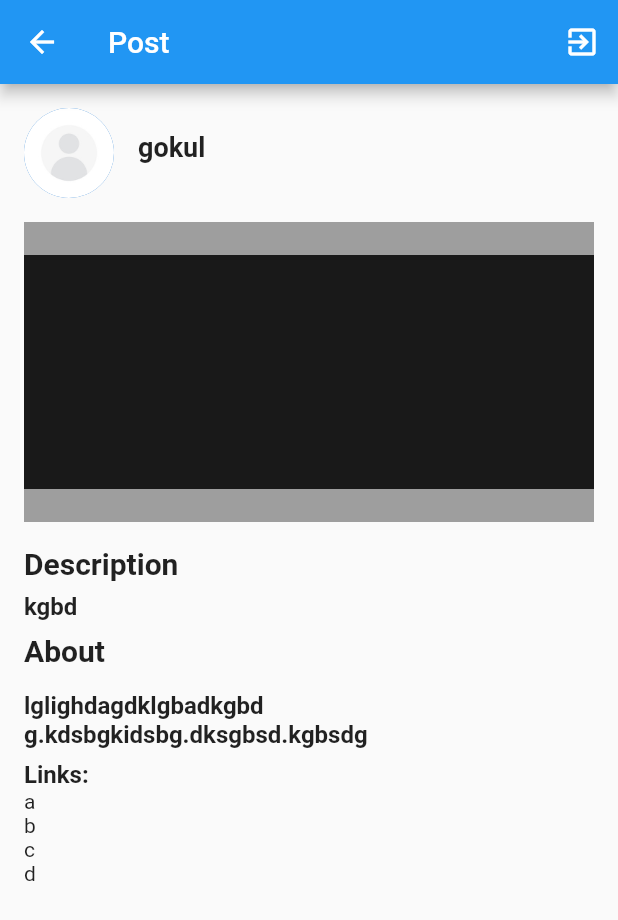
After one commit to Sigma-Blue/ASP-Client, a Flutter app: the ViewPostsPage screen opened directly, on a phone screen of 412 x 824 dp. The commit adds this screen. Shown: the top 920 px of the screen. Run offline on Flutter 3.47's test engine with Material 2 defaults, Android fonts, the light colour scheme and no system bars; our stand-ins replace email_validator, flutter_pw_validator, font_awesome_flutter, image_picker, snippet_coder_utils; missing offline and left inert: api_cache_manager, cloudinary_flutter, cloudinary_url_gen, comment_box.

Commit message:
partially finished view post page

```diff
--- a/lib/Pages/Home/home.dart
+++ b/lib/Pages/Home/home.dart
@@ -1,4 +1,5 @@
 import 'package:ap/Pages/Home/home_post.dart';
+import 'package:ap/Pages/Home/view_post.dart';
 import 'package:flutter/material.dart';
 
 class Home extends StatelessWidget {
@@ -28,8 +29,21 @@ class Home extends StatelessWidget {
               child: ListView.builder(
                   itemCount: 10,
                   itemBuilder: (context, index) {
-                    return Userpost(
-                        name: 'Gokul', caption: "First post", likes: 245);
+                    return GestureDetector(
+                      child: Userpost(
+                          name: 'Gokul', likes: 199, caption: "Heyy Hii"),
+                      onTap: () {
+                        Navigator.push(
+                          context,
+                          MaterialPageRoute(
+                              builder: (context) => ViewPostsPage(
+                                  username: "gokul",
+                                  description: "kgbd",
+                                  about:
+                                      "lglighdagdklgbadkgbd g.kdsbgkidsbg.dksgbsd.kgbsdg")),
+                        );
+                      },
+                    );
                   }))
         ],
       ),
--- a/lib/Pages/Home/home_post.dart
+++ b/lib/Pages/Home/home_post.dart
@@ -5,12 +5,12 @@ class Userpost extends StatefulWidget {
   final String name;
   final String caption;
   int likes;
-  Userpost(
-      {Key? key,
-      required this.caption,
-      required this.likes,
-      required this.name})
-      : super(key: key);
+  Userpost({
+    Key? key,
+    required this.name,
+    required this.likes,
+    required this.caption,
+  }) : super(key: key);
 
   @override
   _postState createState() => _postState();
--- /dev/null
+++ b/lib/Pages/Home/view_post.dart
@@ -0,0 +1,112 @@
+import 'package:flutter/material.dart';
+
+class ViewPostsPage extends StatelessWidget {
+  String username;
+  String description;
+  String about;
+  ViewPostsPage(
+      {super.key,
+      required this.username,
+      required this.description,
+      required this.about});
+
+  List linksList = ['a', 'b', 'c', 'd'];
+  @override
+  Widget build(BuildContext context) {
+    return Scaffold(
+      appBar: AppBar(
+        title: Text('Post'),
+        actions: [
+          IconButton(
+            icon: Icon(Icons.exit_to_app),
+            onPressed: () {
+              // Add exit/logout logic here
+            },
+          ),
+        ],
+      ),
+      body: SingleChildScrollView(
+        padding: EdgeInsets.all(16.0),
+        child: Column(
+          crossAxisAlignment: CrossAxisAlignment.start,
+          children: [
+            Row(
+              children: [
+                const CircleAvatar(
+                  radius: 30.0,
+                  backgroundImage:
+                      AssetImage('assets/images/profilepicture.jpg'),
+                ),
+                const SizedBox(width: 16.0),
+                Column(
+                  crossAxisAlignment: CrossAxisAlignment.start,
+                  children: [
+                    Text(
+                      username,
+                      style: const TextStyle(
+                        fontSize: 18.0,
+                        fontWeight: FontWeight.bold,
+                      ),
+                    ),
+                    const SizedBox(height: 8.0),
+                  ],
+                ),
+              ],
+            ),
+            const SizedBox(height: 16.0),
+            Container(
+              height: 200.0,
+              width: double.infinity,
+              color: Colors.grey,
+              child: Image.asset("assets/images/coverpicture.png"),
+            ),
+            const SizedBox(height: 16.0),
+            const Text(
+              'Description',
+              style: TextStyle(
+                fontSize: 20.0,
+                fontWeight: FontWeight.bold,
+              ),
+            ),
+            const SizedBox(height: 8.0),
+            Text(
+              description,
+              style: const TextStyle(
+                fontSize: 16.0,
+                fontWeight: FontWeight.bold,
+              ),
+            ),
+            const SizedBox(height: 8.0),
+            const Text(
+              'About ',
+              style: TextStyle(fontSize: 20.0, fontWeight: FontWeight.bold),
+            ),
+            const SizedBox(height: 16.0),
+            Text(
+              about,
+              style: const TextStyle(
+                fontSize: 16.0,
+                fontWeight: FontWeight.bold,
+              ),
+            ),
+            const SizedBox(height: 8.0),
+            const Text(
+              'Links:',
+              style: TextStyle(
+                fontSize: 16.0,
+                fontWeight: FontWeight.bold,
+              ),
+            ),
+            ListView.builder(
+              shrinkWrap: true,
+              itemCount: linksList.length,
+              itemBuilder: (context, index) {
+                return Text(linksList[index]);
+              },
+            ),
+          ],
+        ),
+      ),
+    );
+  }
+}
--- a/lib/main.dart
+++ b/lib/main.dart
@@ -1,4 +1,4 @@
-import 'package:ap/Pages/Home/HomePage.dart';
+import 'package:ap/Pages/Home/home_Screen.dart';
 import 'package:ap/Register/register_page.dart';
 import 'package:ap/login/login_page.dart';
 import 'package:flutter/material.dart';
```
